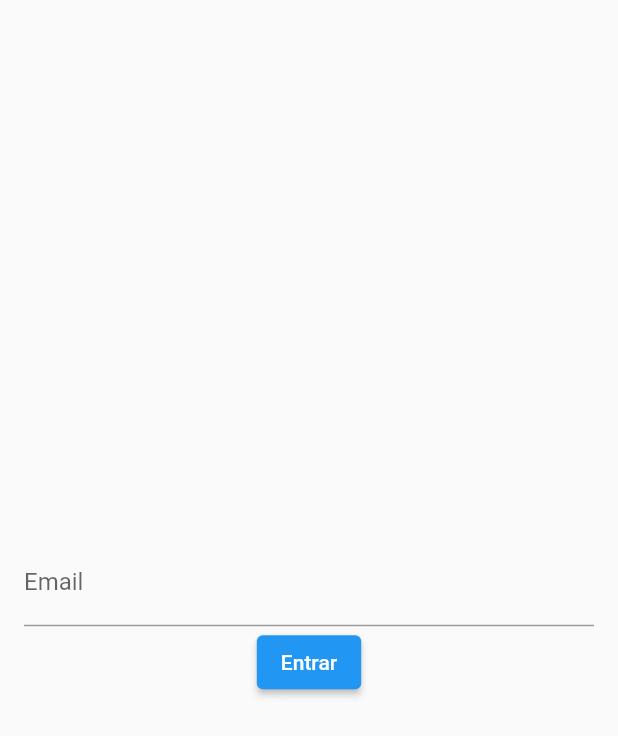
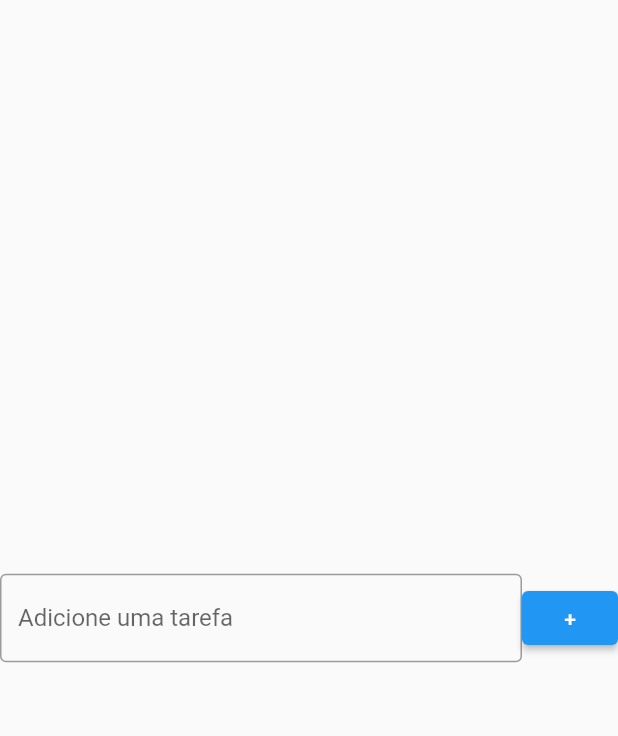
Before and after one commit to adrianoaraujo0/APP_LISTA_DE_TAREFAS, a Flutter app: the screen it shows after launch, on a phone screen of 412 x 824 dp. Shown: the top 736 px of the screen. Run offline on Flutter 3.47's test engine with Material 2 defaults, Android fonts, the phone set to English and light mode, and no system bars.

Commit message:
C.91.1 - Inicio da tela e trabalhando com Expanded

```diff
--- a/lib/pages/todo_list_page.dart
+++ b/lib/pages/todo_list_page.dart
@@ -10,45 +10,24 @@ class TodoListPage extends StatelessWidget {
   Widget build(BuildContext context) {
     return Scaffold(
       body: Center(
-        child: Padding(
-          padding: const EdgeInsets.symmetric(horizontal: 16),
-          child: Column(
-            mainAxisSize: MainAxisSize.min,
-            children: [
-              TextField(
-                controller: emailController,
+        child: Row(
+          children: [
+            Expanded(
+              child: TextField(
                 decoration: InputDecoration(
-                  labelText: "Email",
-                  hintText: "Email@exemplo.com",
-                  hintStyle: TextStyle(fontSize: 14),
-
-                  // border: InputBorder.none
+                  border: OutlineInputBorder(),
+                  labelText: "Adicione uma tarefa",
+                  hintText: "Ex: Estudar flutter",
                 ),
-                keyboardType: TextInputType.emailAddress,
-                onChanged: onChange,
-                onSubmitted: onSubmitted,
               ),
-              ElevatedButton(
-                onPressed: login,
-                child: Text('Entrar'),
-              ),
-            ],
-          ),
+            ),
+            ElevatedButton(
+              onPressed: (){},
+              child: Text("+"),
+            ),
+          ],
         ),
       ),
     );
   }
-
-  void login() {
-    String text = emailController.text;
-   // print('$text');
-  }
-
-  void onChange(String text) {
-   // print(text);
-  }
-
-  void onSubmitted(String text) {
-    print(text);
-  }
 }
```
